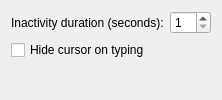
First picture: the form in src/plugins/hidecursor/hidecursor_config.ui, repository KDE/kwin, before the edit.
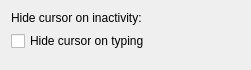
Second picture: the form after the edit.

Commit message: plugins/hidecursor: Allow disabling hiding cursor on inactivity

```diff
--- a/src/plugins/hidecursor/hidecursor_config.ui
+++ b/src/plugins/hidecursor/hidecursor_config.ui
@@ -2,18 +2,19 @@
 <ui version="4.0">
  <class>HideCursorEffectConfig</class>
  <widget class="QWidget" name="HideCursorEffectConfig">
+  <property name="geometry">
+   <rect>
+    <x>0</x>
+    <y>0</y>
+    <width>251</width>
+    <height>70</height>
+   </rect>
+  </property>
   <layout class="QFormLayout" name="formLayout">
    <item row="0" column="0">
     <widget class="QLabel" name="label_InactivityDuration">
      <property name="text">
-      <string>Inactivity duration (seconds):</string>
-     </property>
-    </widget>
-   </item>
-   <item row="0" column="1">
-    <widget class="QSpinBox" name="kcfg_InactivityDuration">
-     <property name="minimum">
-      <number>1</number>
+      <string>Hide cursor on inactivity:</string>
      </property>
     </widget>
    </item>
```
Lines whose indentation alone changed are shown as unchanged. The commit also changes 2 other files.
